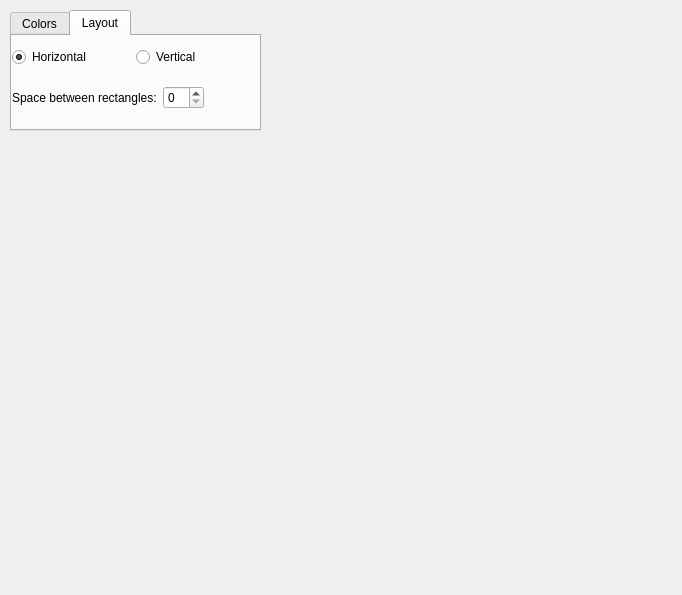
This is contents/ui/config.ui in xdarklight/keystate-plasmoid as Qt 5 draws it before an edit. The edited form follows.
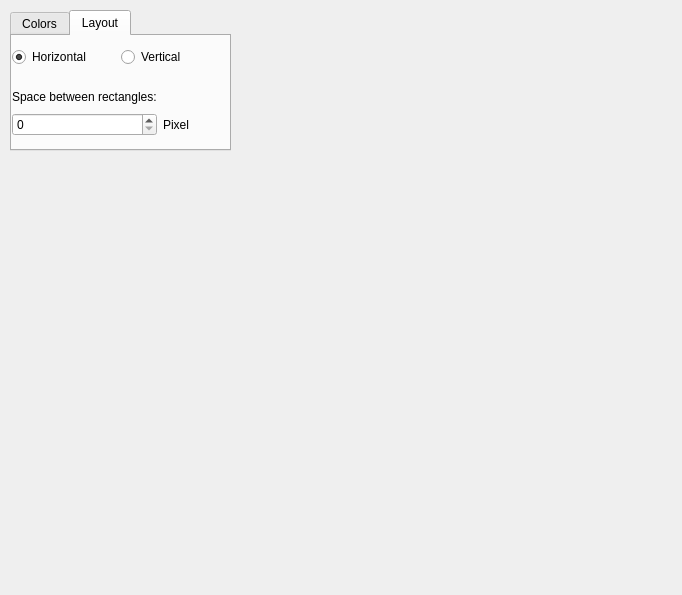
This is the edited form. The open tabs and pages were chosen to show the change. Custom widgets are drawn as their Qt base class.

Commit message: improve config dialog

Diff of the .ui file:
```diff
--- a/contents/ui/config.ui
+++ b/contents/ui/config.ui
@@ -18,13 +18,13 @@
     <rect>
      <x>10</x>
      <y>10</y>
-     <width>251</width>
-     <height>121</height>
+     <width>221</width>
+     <height>141</height>
     </rect>
    </property>
    <property name="minimumSize">
     <size>
-     <width>251</width>
+     <width>200</width>
      <height>121</height>
     </size>
    </property>
@@ -110,7 +110,7 @@
       <rect>
        <x>0</x>
        <y>10</y>
-       <width>241</width>
+       <width>211</width>
        <height>23</height>
       </rect>
      </property>
@@ -142,14 +142,11 @@
       <rect>
        <x>0</x>
        <y>50</y>
-       <width>241</width>
-       <height>31</height>
+       <width>208</width>
+       <height>50</height>
       </rect>
      </property>
-     <layout class="QFormLayout" name="formLayout_2">
-      <property name="fieldGrowthPolicy">
-       <enum>QFormLayout::ExpandingFieldsGrow</enum>
-      </property>
+     <layout class="QGridLayout" name="gridLayout">
       <item row="0" column="0">
        <widget class="QLabel" name="kcfg_ImageSpacing">
         <property name="text">
@@ -157,9 +154,16 @@
         </property>
        </widget>
       </item>
-      <item row="0" column="1">
+      <item row="1" column="0">
        <widget class="KIntSpinBox" name="kintspinbox_2"/>
       </item>
+      <item row="1" column="1">
+       <widget class="QLabel" name="label">
+        <property name="text">
+         <string>Pixel</string>
+        </property>
+       </widget>
+      </item>
      </layout>
     </widget>
     <widget class="KSeparator" name="kseparator_2">
@@ -167,7 +171,7 @@
       <rect>
        <x>0</x>
        <y>30</y>
-       <width>241</width>
+       <width>211</width>
        <height>16</height>
       </rect>
      </property>
```
Left out of the diff: 52 changed lines with no effect on the pictures.
